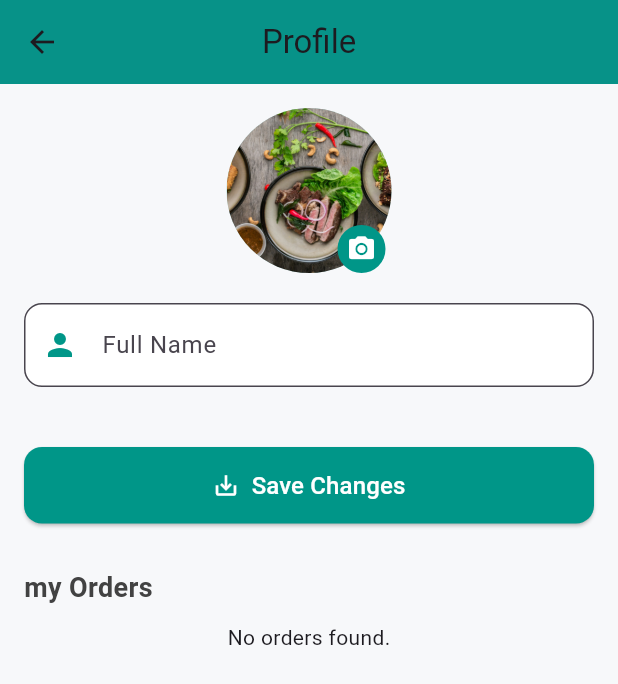
After one commit to thakuremon/khaboki, a Flutter app: the ProfilePage screen opened directly, on a phone screen of 412 x 824 dp. The commit adds this screen. Shown: the top 684 px of the screen. Run offline on Flutter 3.47's test engine with Material 3 defaults, Android fonts, the phone set to English and light mode, and no system bars; our stand-ins replace cloud_firestore, firebase_auth, firebase_core, firebase_storage, image_picker, supabase_flutter; accounts and stored records are empty.

Commit message:
order-history

```diff
--- a/lib/all_files.dart
+++ b/lib/all_files.dart
@@ -7,6 +7,7 @@ export 'error_message.dart';
 export 'package:image_picker/image_picker.dart';
 export 'dart:async';
 export 'post_widget.dart';
+export 'time_and_date.dart';
 
 // provider
 export 'package:khaboki2/current_user.dart';
@@ -33,3 +34,5 @@ export 'vendor_registration_page.dart';
 export 'order_details.dart';
 export 'create_product.dart';
 export 'email_verification_page.dart';
+export 'user_profile2.dart';
+export 'order_history.dart';
--- a/lib/regex.dart
+++ b/lib/regex.dart
@@ -3,7 +3,7 @@ class KhabokiRegex {
 
   static final RegExp phone = RegExp(r'^\d{11}$');
 
-  static final password = RegExp(r'^[a-zA-Z0-9#@!%&]{8,}$');
+  static final password = RegExp(r'^[a-zA-Z0-9#@!%&\.]{8,}$');
 
   static final RegExp numeric = RegExp(r'^[0-9]+$');
 
--- a/lib/user_profile.dart
+++ b/lib/user_profile.dart
@@ -5,6 +5,7 @@ class UserProfile extends StatelessWidget {
   @override
   Widget build(BuildContext context) {
     final currentUser = context.watch<CurrentUser>();
+    final photoUrl = currentUser.photoURL;
 
     return Scaffold(
       appBar: AppBar(
@@ -24,7 +25,9 @@ class UserProfile extends StatelessWidget {
                 SizedBox(height: 20),
                 CircleAvatar(
                   radius: 100,
-                  backgroundImage: AssetImage('assets/image/sample.jpg'),
+                  backgroundImage: photoUrl != null
+                      ? NetworkImage(photoUrl!)
+                      : AssetImage("assets/image/sample.jpg") as ImageProvider,
                 ),
                 SizedBox(height: 20),
                 Text(
--- /dev/null
+++ b/lib/user_profile2.dart
@@ -0,0 +1,222 @@
+import 'package:flutter/material.dart';
+import 'package:image_picker/image_picker.dart';
+import 'dart:io';
+import 'all_files.dart';
+
+class ProfilePage extends StatefulWidget {
+  const ProfilePage({super.key});
+
+  @override
+  State<ProfilePage> createState() => _ProfilePageState();
+}
+
+class _ProfilePageState extends State<ProfilePage> {
+  final _formKey = GlobalKey<FormState>();
+  File? _imageFile;
+
+  Future<void> _pickImage() async {
+    final pickedFile = await ImagePicker().pickImage(
+      source: ImageSource.gallery,
+    );
+    if (pickedFile != null) {
+      setState(() {
+        _imageFile = File(pickedFile.path);
+      });
+    }
+  }
+
+  void _saveProfile() {
+    if (_formKey.currentState!.validate()) {
+      _formKey.currentState!.save();
+      ScaffoldMessenger.of(context).showSnackBar(
+        const SnackBar(
+          content: Text('Profile updated successfully!'),
+          backgroundColor: Colors.teal,
+        ),
+      );
+    }
+  }
+
+  @override
+  Widget build(BuildContext context) {
+    final currentUser = context.watch<CurrentUser>();
+
+    Future<List<Map<String, dynamic>>> orders = (currentUser.role == 'vendor')
+        ? getOrdersByVendor(currentUser.user!)
+        : getOrdersByCustomer(currentUser.user!);
+
+    return Scaffold(
+      backgroundColor: const Color(0xFFF7F8FA),
+      appBar: AppBar(
+        elevation: 2,
+        backgroundColor: Colors.teal,
+        title: const Text("Profile"),
+        centerTitle: true,
+      ),
+      body: SingleChildScrollView(
+        physics: const BouncingScrollPhysics(),
+        padding: const EdgeInsets.all(16.0),
+        child: Column(
+          children: [
+            Center(
+              child: Stack(
+                children: [
+                  CircleAvatar(
+                    radius: 55,
+                    backgroundColor: Colors.teal.shade100,
+                    backgroundImage: _imageFile != null
+                        ? FileImage(_imageFile!)
+                        : const AssetImage("assets/image/sample.jpg")
+                              as ImageProvider,
+                  ),
+                  Positioned(
+                    bottom: 0,
+                    right: 4,
+                    child: InkWell(
+                      onTap: _pickImage,
+                      child: Container(
+                        padding: const EdgeInsets.all(6),
+                        decoration: const BoxDecoration(
+                          color: Colors.teal,
+                          shape: BoxShape.circle,
+                        ),
+                        child: const Icon(
+                          Icons.camera_alt,
+                          color: Colors.white,
+                          size: 20,
+                        ),
+                      ),
+                    ),
+                  ),
+                ],
+              ),
+            ),
+            const SizedBox(height: 20),
+            Form(
+              key: _formKey,
+              child: Column(
+                children: [
+                  TextFormField(
+                    initialValue: currentUser.displayName,
+                    decoration: InputDecoration(
+                      labelText: "Full Name",
+                      prefixIcon: const Icon(Icons.person, color: Colors.teal),
+                      border: OutlineInputBorder(
+                        borderRadius: BorderRadius.circular(12),
+                      ),
+                      filled: true,
+                      fillColor: Colors.white,
+                    ),
+                    validator: (value) =>
+                        value!.isEmpty ? "Enter your full name" : null,
+                    //onSaved: (value) => currentUser.displayName = value!,
+                  ),
+                  const SizedBox(height: 15),
+
+                  currentUser.role == 'user'
+                      ? TextFormField(
+                          initialValue: currentUser.id,
+                          decoration: InputDecoration(
+                            labelText: "Student ID",
+                            prefixIcon: const Icon(
+                              Icons.badge_outlined,
+                              color: Colors.teal,
+                            ),
+                            border: OutlineInputBorder(
+                              borderRadius: BorderRadius.circular(12),
+                            ),
+                            filled: true,
+                            fillColor: Colors.white,
+                          ),
+                          validator: (value) =>
+                              value!.isEmpty ? "Enter your student ID" : null,
+                        )
+                      : const SizedBox.shrink(),
+
+                  const SizedBox(height: 25),
+                  SizedBox(
+                    width: double.infinity,
+                    child: ElevatedButton.icon(
+                      icon: const Icon(Icons.save_alt, color: Colors.white),
+                      label: const Text(
+                        "Save Changes",
+                        style: TextStyle(fontSize: 16, color: Colors.white),
+                      ),
+                      style: ElevatedButton.styleFrom(
+                        backgroundColor: Colors.teal,
+                        padding: const EdgeInsets.symmetric(vertical: 14),
+                        shape: RoundedRectangleBorder(
+                          borderRadius: BorderRadius.circular(12),
+                        ),
+                      ),
+                      onPressed: _saveProfile,
+                    ),
+                  ),
+                ],
+              ),
+            ),
+            const SizedBox(height: 30),
+            Align(
+              alignment: Alignment.centerLeft,
+              child: Text(
+                currentUser.role == 'vendor' ? "Vendor Orders" : "my Orders",
+                style: TextStyle(
+                  color: Colors.grey.shade800,
+                  fontSize: 18,
+                  fontWeight: FontWeight.bold,
+                ),
+              ),
+            ),
+            const SizedBox(height: 10),
+            FutureBuilder<List<Map<String, dynamic>>>(
+              future: orders,
+              builder: (context, snapshot) {
+                if (snapshot.connectionState == ConnectionState.waiting) {
+                  return const Center(child: CircularProgressIndicator());
+                }
+                if (!snapshot.hasData || snapshot.data!.isEmpty) {
+                  return const Center(child: Text('No orders found.'));
+                }
+                final ordersList = snapshot.data!;
+
+                return ListView.builder(
+                  itemCount: ordersList.length,
+                  shrinkWrap: true,
+                  physics: const NeverScrollableScrollPhysics(),
+                  itemBuilder: (context, index) {
+                    final order = ordersList[index];
+                    return Card(
+                      shape: RoundedRectangleBorder(
+                        borderRadius: BorderRadius.circular(12),
+                      ),
+                      elevation: 2,
+                      margin: const EdgeInsets.symmetric(vertical: 6),
+                      child: ListTile(
+                        leading: const CircleAvatar(
+                          backgroundColor: Colors.teal,
+                          child: Icon(Icons.fastfood, color: Colors.white),
+                        ),
+                        title: Text(order["productName"] ?? ''),
+                        subtitle: Text(
+                          "${order["expireTime"]}\nStatus: pending",
+                          style: const TextStyle(fontSize: 13),
+                        ),
+                        trailing: Text(
+                          order["totalCost"]?.toString() ?? '',
+                          style: const TextStyle(
+                            color: Colors.teal,
+                            fontWeight: FontWeight.bold,
+                          ),
+                        ),
+                      ),
+                    );
+                  },
+                );
+              },
+            ),
+          ],
+        ),
+      ),
+    );
+  }
+}
--- a/lib/vendor_registration_page.dart
+++ b/lib/vendor_registration_page.dart
@@ -200,8 +200,8 @@ class _VendorRegistrationPage extends State<VendorRegistrationPage> {
                       user,
                       nameController.text,
                       '',
+                      emailController.text,
                       phoneController.text,
-                      emailController.text,
                       'vendor',
                       user.photoURL ?? '',
                     );
--- a/pubspec.yaml
+++ b/pubspec.yaml
@@ -41,6 +41,7 @@ dependencies:
   firebase_storage:
   image_picker:
   supabase_flutter: ^2.10.3
+  intl:
 
 dev_dependencies:
   flutter_test:
```
Also changed, not shown: lib/create_product.dart (+19 -28 lines), lib/drawer.dart (+8 -0 lines), lib/firestore.dart (+22 -9 lines), lib/flash_screen.dart (+15 -16 lines), lib/login_page.dart (+4 -3 lines), lib/order_details.dart (+39 -7 lines), lib/order_history.dart (added, +258 -0 lines), lib/post_widget.dart (+8 -1 lines), lib/time_and_date.dart (added, +76 -0 lines), pubspec.lock.
